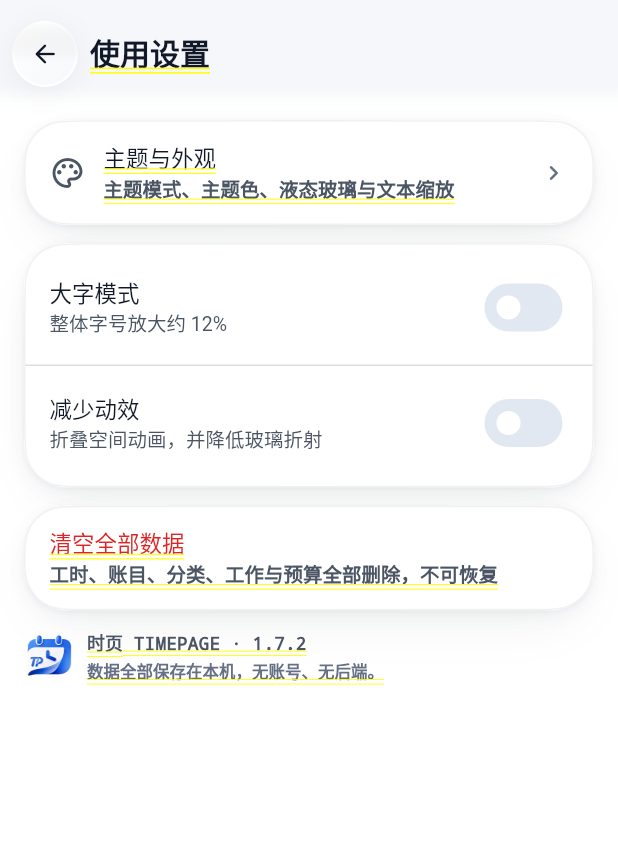
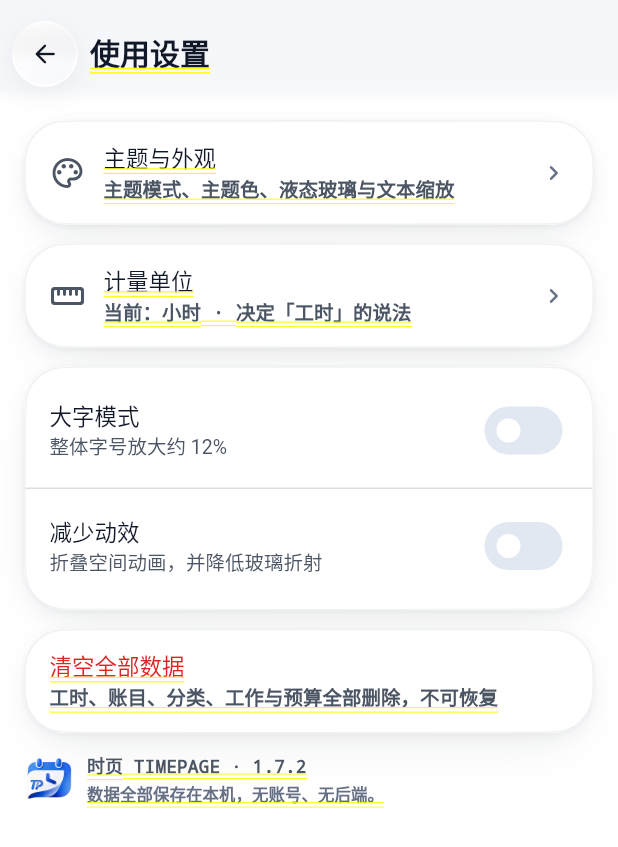
Before and after one commit to hiocobueno653-pixel/my-hours, a Flutter app: the SettingsPage screen opened directly with empty values, on a phone screen of 412 x 824 dp. Shown: the top 847 px of the screen. Run offline on Flutter 3.47's test engine with Material 3 defaults, Android fonts, the phone set to English and light mode, and no system bars; our stand-ins replace file_picker, flutter_riverpod, share_plus, shared_preferences; missing offline and left inert: dart:ffi, fluid_glass; accounts and stored records are empty.

Commit message:
feat(unit): 计量单位可配置，工时可以变成学时/次/章/页/公里
数据层完全不动：WorkDayRecord.hours 仍是 double，单位只是显示层标签，
备份 v4 格式不受影响，老数据导入后照样正确。

- core/measure_unit.dart：MeasureUnit（id / name / short / quantity）
  + 6 个预设（小时、学时、次、章、页、公里）
  + MeasureUnitScope（InheritedWidget，铺在 Navigator 之上）
- settings 增加 measureUnit 读写，持久化的是稳定 id
- 13 处「小时」文案改为 context.unit.name；时薪同步显示为「元/学时」
- 设置页新增「计量单位」入口，底部弹层单选，切换后整棵树跟着更新

验证：flutter analyze 零 issue；flutter test 160 项通过

```diff
--- /dev/null
+++ b/flutter_app/lib/core/measure_unit.dart
@@ -0,0 +1,110 @@
+import 'package:flutter/widgets.dart';
+
+/// 计量单位。
+///
+/// 这个 App 记的是「一段时间投入在一件事上的量」。它的语义不该被写死成
+/// 工时——同样是 8，可以是 8 小时、8 学时、8 节课、8 页。
+///
+/// 数据层不动：`WorkDayRecord.hours` 依旧是一个 `double`，单位只是**显示
+/// 层**的标签。所以切换单位不会碰备份格式，也不会影响任何金额计算。
+@immutable
+class MeasureUnit {
+  const MeasureUnit({
+    required this.id,
+    required this.name,
+    required this.short,
+    required this.quantity,
+  }) : assert(id != '');
+
+  /// 稳定 id，存进设置。
+  final String id;
+
+  /// 单位全称，跟在数字后面：「8 小时」「8 学时」「3 章」。
+  final String name;
+
+  /// 数字旁的短单位：「8.5 h」「8.5 节」。
+  final String short;
+
+  /// 数量本身的名词：「本月工时」「本月学时」「本月页数」。
+  final String quantity;
+
+  static const hours = MeasureUnit(
+    id: 'hours',
+    name: '小时',
+    short: 'h',
+    quantity: '工时',
+  );
+  static const schoolHours = MeasureUnit(
+    id: 'school_hours',
+    name: '学时',
+    short: '节',
+    quantity: '学时',
+  );
+  static const sessions = MeasureUnit(
+    id: 'sessions',
+    name: '次',
+    short: '次',
+    quantity: '次数',
+  );
+  static const chapters = MeasureUnit(
+    id: 'chapters',
+    name: '章',
+    short: '章',
+    quantity: '章数',
+  );
+  static const pages = MeasureUnit(
+    id: 'pages',
+    name: '页',
+    short: '页',
+    quantity: '页数',
+  );
+  static const kilometers = MeasureUnit(
+    id: 'kilometers',
+    name: '公里',
+    short: 'km',
+    quantity: '里程',
+  );
+
+  static const List<MeasureUnit> presets = [
+    hours,
+    schoolHours,
+    sessions,
+    chapters,
+    pages,
+    kilometers,
+  ];
+
+  static MeasureUnit byId(String? id) {
+    for (final unit in presets) {
+      if (unit.id == id) return unit;
+    }
+    return hours;
+  }
+}
+
+/// 把当前单位送到整棵树。
+///
+/// 放在 `MaterialApp` 外层，所有页面用 `MeasureUnitScope.of(context)` 取。
+class MeasureUnitScope extends InheritedWidget {
+  const MeasureUnitScope({
+    super.key,
+    required this.unit,
+    required super.child,
+  });
+
+  final MeasureUnit unit;
+
+  static MeasureUnit of(BuildContext context) {
+    final scope = context.dependOnInheritedWidgetOfExactType<MeasureUnitScope>();
+    return scope?.unit ?? MeasureUnit.hours;
+  }
+
+  @override
+  bool updateShouldNotify(MeasureUnitScope oldWidget) =>
+      oldWidget.unit.id != unit.id;
+}
+
+/// 便捷读取。
+extension MeasureUnitX on BuildContext {
+  MeasureUnit get unit => MeasureUnitScope.of(this);
+}
--- a/flutter_app/lib/core/settings.dart
+++ b/flutter_app/lib/core/settings.dart
@@ -3,6 +3,7 @@
 /// 只存 UI 偏好，不进备份文档（备份 v4 契约里没有设置字段，加了就破坏兼容）。
 library;
 
+import 'measure_unit.dart';
 import 'package:flutter/material.dart';
 import 'package:flutter_riverpod/flutter_riverpod.dart';
 import 'package:shared_preferences/shared_preferences.dart';
@@ -38,10 +39,21 @@ class AppSettings extends ChangeNotifier {
   static const _kGlassPreference = 'my-hours.glassPreference';
   static const _kCustomTextScale = 'my-hours.customTextScale';
   static const _kFollowSystemText = 'my-hours.followSystemText';
+  static const _kUnit = 'my-hours.unit';
 
   static Future<AppSettings> load() async {
     final prefs = await SharedPreferences.getInstance();
     return AppSettings._(prefs);
+  }
+
+  /// 计量单位：工时 / 学时 / 次数 / 章 / 页 / 公里。
+  ///
+  /// 只影响显示，不动数据：`WorkDayRecord.hours` 仍然是一个 double。
+  MeasureUnit get measureUnit => MeasureUnit.byId(_prefs.getString(_kUnit));
+
+  Future<void> setMeasureUnit(MeasureUnit unit) async {
+    await _prefs.setString(_kUnit, unit.id);
+    notifyListeners();
   }
 
   ThemeMode get themeMode {
--- a/flutter_app/lib/features/ledger/ledger_view.dart
+++ b/flutter_app/lib/features/ledger/ledger_view.dart
@@ -25,6 +25,7 @@ import '../../ui/glass_menu.dart';
 import '../../ui/month_picker.dart';
 import '../../ui/pinned_header.dart';
 import 'category_manager.dart';
+import '../../core/measure_unit.dart';
 
 /// 记账页：月份 + 收支汇总 + 搜索 + 明细列表。
 class LedgerView extends ConsumerStatefulWidget {
@@ -843,7 +844,7 @@ class _EntryRow extends StatelessWidget {
                           formatDateLabel(entry.date),
                           if (entry.remark.isNotEmpty) entry.remark,
                           if (linkedHours != null)
-                            '${formatHoursValue(linkedHours!)}小时',
+                            '${formatHoursValue(linkedHours!)}${context.unit.name}',
                         ].join(' · '),
                         maxLines: 1,
                         overflow: TextOverflow.ellipsis,
--- a/flutter_app/lib/features/mine/my_view.dart
+++ b/flutter_app/lib/features/mine/my_view.dart
@@ -19,6 +19,7 @@ import 'backup_page.dart';
 import 'settings_page.dart';
 import 'stats_page.dart';
 import 'theme_page.dart';
+import '../../core/measure_unit.dart';
 
 /// 我的页：数据带 + 功能入口。二级页走 Navigator（返回键与手势由路由负责）。
 class MyView extends ConsumerWidget {
@@ -122,7 +123,7 @@ class MyView extends ConsumerWidget {
                             Text(
                               '${monthDelta.delta >= 0 ? '↑' : '↓'} 比上月 '
                               '${monthDelta.delta >= 0 ? '+' : ''}'
-                              '${formatHoursValue(monthDelta.delta.abs())} 小时'
+                              '${formatHoursValue(monthDelta.delta.abs())} ${context.unit.name}'
                               '（${monthDelta.percent >= 0 ? '+' : ''}${monthDelta.percent}%）',
                               style: TextStyle(
                                 fontSize: 11,
--- a/flutter_app/lib/features/mine/settings_page.dart
+++ b/flutter_app/lib/features/mine/settings_page.dart
@@ -8,6 +8,8 @@ import '../../ui/pinned_header.dart';
 import '../../ui/widgets.dart';
 import '../../ui/dialog.dart';
 import 'theme_page.dart';
+import '../../core/measure_unit.dart';
+import '../../ui/sheet.dart';
 
 /// 使用设置：深色模式、大字、动效、清空数据。
 class SettingsPage extends ConsumerStatefulWidget {
@@ -61,6 +63,23 @@ class _SettingsPageState extends ConsumerState<SettingsPage> {
                             ),
                             showChevron: true,
                             onTap: () => _openTheme(context),
+                          ),
+                        ),
+                        const SizedBox(height: Gaps.md),
+                        GlassCard(
+                          padding: const EdgeInsets.symmetric(
+                            vertical: Gaps.xs,
+                          ),
+                          child: ListRow(
+                            title: '计量单位',
+                            subtitle: '当前：${context.unit.name} · '
+                                '决定「${context.unit.quantity}」的说法',
+                            leading: Icon(
+                              Icons.straighten_rounded,
+                              color: colors.text2,
+                            ),
+                            showChevron: true,
+                            onTap: () => _pickUnit(context),
                           ),
                         ),
                         const SizedBox(height: Gaps.md),
@@ -185,6 +204,36 @@ class _SettingsPageState extends ConsumerState<SettingsPage> {
     );
   }
 
+  /// 选计量单位：只换显示标签，不动任何数据。
+  Future<void> _pickUnit(BuildContext context) async {
+    final settings = ref.read(settingsProvider);
+    final current = context.unit;
+    final picked = await showAppSheet<MeasureUnit>(
+      context: context,
+      builder: (sheetContext) => SheetScaffold(
+        title: '计量单位',
+        child: ListView(
+          shrinkWrap: true,
+          padding: const EdgeInsets.fromLTRB(Gaps.lg, 0, Gaps.lg, Gaps.xl),
+          children: [
+            for (final unit in MeasureUnit.presets)
+              ListRow(
+                title: unit.name,
+                subtitle: '本月${unit.quantity} · 数字旁的短单位「${unit.short}」',
+                trailing: unit.id == current.id
+                    ? Icon(Icons.check_rounded, color: context.colors.primary)
+                    : null,
+                onTap: () => Navigator.of(sheetContext).pop(unit),
+              ),
+          ],
+        ),
+      ),
+    );
+    if (picked != null && picked.id != current.id) {
+      await settings.setMeasureUnit(picked);
+    }
+  }
+
   void _openTheme(BuildContext context) {
     Navigator.of(context).push(
       MaterialPageRoute<void>(
--- a/flutter_app/lib/features/work/wage_panel.dart
+++ b/flutter_app/lib/features/work/wage_panel.dart
@@ -15,6 +15,7 @@ import '../../ui/sheet.dart';
 import '../../ui/widgets.dart';
 import '../charts/charts.dart';
 import '../../ui/dialog.dart';
+import '../../core/measure_unit.dart';
 
 /// 工资面板：应得 / 已结算 / 按工作分组 / 批量结算 + 工作管理入口。
 Future<void> showWagePanel(BuildContext context, String month) {
@@ -112,7 +113,7 @@ class WagePanelSheet extends ConsumerWidget {
                             ),
                           ),
                           Text(
-                            '${formatHoursValue(row.hours)} 小时',
+                            '${formatHoursValue(row.hours)} ${context.unit.name}',
                             style: TextStyle(fontSize: 12, color: colors.text2),
                           ),
                         ],
--- a/flutter_app/lib/features/work/work_bento_header.dart
+++ b/flutter_app/lib/features/work/work_bento_header.dart
@@ -9,6 +9,7 @@ import '../../data/models.dart';
 import '../../data/records.dart';
 import '../../ui/widgets.dart';
 import '../charts/charts.dart';
+import '../../core/measure_unit.dart';
 
 /// 首页首屏的 1+2 Bento 概览：今日状态 + 本月工时 + 本月工资/出勤。
 class WorkBentoHeader extends StatelessWidget {
@@ -322,7 +323,7 @@ class _TodayBentoCard extends StatelessWidget {
                       Padding(
                         padding: const EdgeInsets.only(left: 3, bottom: 3),
                         child: Text(
-                          '小时',
+                          context.unit.name,
                           style: TextStyle(
                             fontSize: TypeScale.micro,
                             color: colors.text3,
@@ -658,7 +659,7 @@ class _MonthSalaryBentoCard extends StatelessWidget {
           const Spacer(),
           Text(
             kHoursOnly
-                ? '日均 ${formatHoursValue(summary.averageHours)} 小时'
+                ? '日均 ${formatHoursValue(summary.averageHours)} ${context.unit.name}'
                 : '待结算 ${formatAmount(settlement.pending)}',
             maxLines: 1,
             overflow: TextOverflow.ellipsis,
```
Also changed, not shown: flutter_app/lib/features/work/month_view.dart (+10 -6 lines), flutter_app/lib/main.dart (+9 -3 lines).
